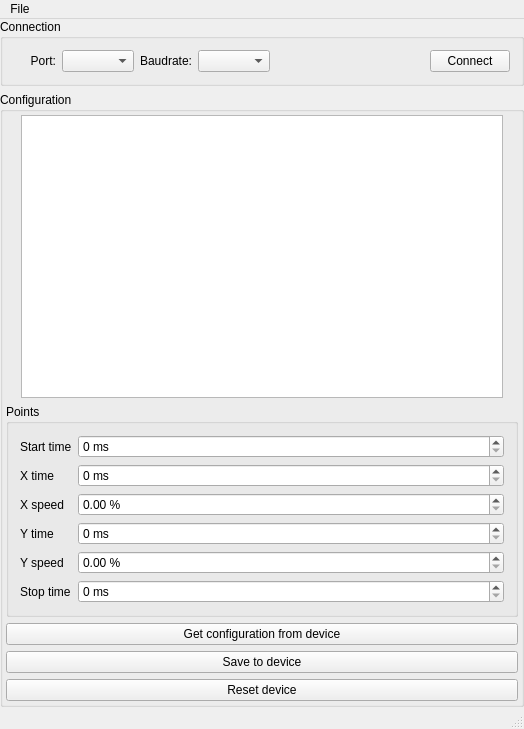
Qt form tools/ABK-config.ui (exmachina-dev/ABK-firmware) before a commit.
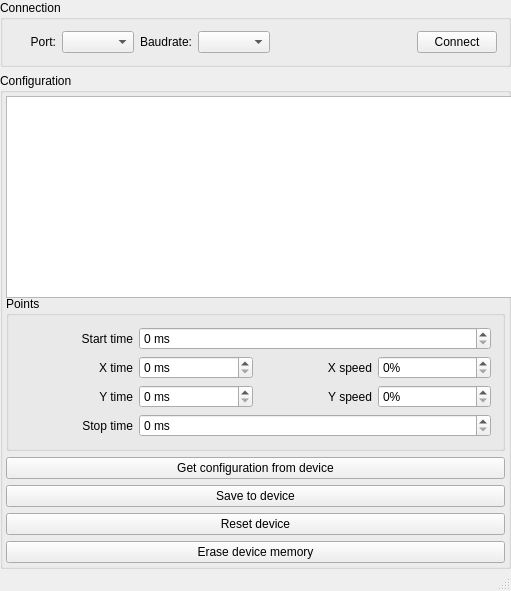
The same form after that commit. Icons and pictures are not drawn.

Commit message:
Final features implemented:
- Fix serial thread in ABK-config tool
- Allow read and save configuration
- Set constraints between adjacent points

Patch:
```diff
--- a/tools/ABK-config.ui
+++ b/tools/ABK-config.ui
@@ -7,9 +7,15 @@
     <x>0</x>
     <y>0</y>
     <width>511</width>
-    <height>729</height>
+    <height>591</height>
    </rect>
   </property>
+  <property name="minimumSize">
+   <size>
+    <width>500</width>
+    <height>100</height>
+   </size>
+  </property>
   <property name="palette">
    <palette>
     <active/>
@@ -142,14 +148,14 @@
              <item>
               <widget class="QGraphicsView" name="timePreview">
                <property name="sizePolicy">
-                <sizepolicy hsizetype="MinimumExpanding" vsizetype="MinimumExpanding">
+                <sizepolicy hsizetype="Expanding" vsizetype="Expanding">
                  <horstretch>1</horstretch>
                  <verstretch>1</verstretch>
                 </sizepolicy>
                </property>
                <property name="minimumSize">
                 <size>
-                 <width>482</width>
+                 <width>550</width>
                  <height>202</height>
                 </size>
                </property>
@@ -229,13 +235,32 @@
               <string>Points</string>
              </property>
              <layout class="QGridLayout" name="gridLayout_4">
-              <item row="0" column="0" colspan="2">
-               <layout class="QFormLayout" name="formLayout">
+              <item row="0" column="0">
+               <layout class="QGridLayout" name="gridLayout_6">
+                <item row="0" column="1" colspan="3">
+                 <widget class="QSpinBox" name="x1SpinBox">
+                  <property name="suffix">
+                   <string extracomment="milliseconds"> ms</string>
+                  </property>
+                  <property name="maximum">
+                   <number>60000</number>
+                  </property>
+                  <property name="singleStep">
+                   <number>10</number>
+                  </property>
+                 </widget>
+                </item>
                 <item row="0" column="0">
                  <widget class="QLabel" name="x1Label">
+                  <property name="layoutDirection">
+                   <enum>Qt::LeftToRight</enum>
+                  </property>
                   <property name="text">
                    <string>Start time</string>
                   </property>
+                  <property name="alignment">
+                   <set>Qt::AlignRight|Qt::AlignTrailing|Qt::AlignVCenter</set>
+                  </property>
                  </widget>
                 </item>
                 <item row="1" column="0">
@@ -243,72 +268,101 @@
                   <property name="text">
                    <string>X time</string>
                   </property>
+                  <property name="alignment">
+                   <set>Qt::AlignRight|Qt::AlignTrailing|Qt::AlignVCenter</set>
+                  </property>
                  </widget>
                 </item>
-                <item row="2" column="0">
+                <item row="1" column="1">
+                 <widget class="QSpinBox" name="x2SpinBox">
+                  <property name="suffix">
+                   <string extracomment="milliseconds"> ms</string>
+                  </property>
+                  <property name="maximum">
+                   <number>60000</number>
+                  </property>
+                  <property name="singleStep">
+                   <number>10</number>
+                  </property>
+                 </widget>
+                </item>
+                <item row="3" column="0">
+                 <widget class="QLabel" name="x4Label">
+                  <property name="text">
+                   <string>Stop time</string>
+                  </property>
+                  <property name="alignment">
+                   <set>Qt::AlignRight|Qt::AlignTrailing|Qt::AlignVCenter</set>
+                  </property>
+                 </widget>
+                </item>
+                <item row="3" column="1" colspan="3">
+                 <widget class="QSpinBox" name="x4SpinBox">
+                  <property name="suffix">
+                   <string extracomment="milliseconds"> ms</string>
+                  </property>
+                  <property name="maximum">
+                   <number>60000</number>
+                  </property>
+                  <property name="singleStep">
+                   <number>10</number>
+                  </property>
+                 </widget>
+                </item>
+                <item row="2" column="2">
+                 <widget class="QLabel" name="y3Label">
+                  <property name="text">
+                   <string>Y speed</string>
+                  </property>
+                  <property name="alignment">
+                   <set>Qt::AlignRight|Qt::AlignTrailing|Qt::AlignVCenter</set>
+                  </property>
+                 </widget>
+                </item>
+                <item row="1" column="2">
                  <widget class="QLabel" name="y2Label">
                   <property name="text">
                    <string>X speed</string>
                   </property>
+                  <property name="alignment">
+                   <set>Qt::AlignRight|Qt::AlignTrailing|Qt::AlignVCenter</set>
+                  </property>
                  </widget>
                 </item>
-                <item row="3" column="0">
+                <item row="2" column="0">
                  <widget class="QLabel" name="x3Label">
                   <property name="text">
                    <string>Y time</string>
                   </property>
-                 </widget>
-                </item>
-                <item row="4" column="0">
-                 <widget class="QLabel" name="y3Label">
-                  <property name="text">
-                   <string>Y speed</string>
+                  <property name="alignment">
+                   <set>Qt::AlignRight|Qt::AlignTrailing|Qt::AlignVCenter</set>
                   </property>
                  </widget>
                 </item>
-                <item row="0" column="1">
-                 <widget class="QSpinBox" name="x1SpinBox">
+                <item row="1" column="3">
+                 <widget class="QSpinBox" name="y2SpinBox">
                   <property name="suffix">
-                   <string extracomment="milliseconds"> ms</string>
+                   <string>%</string>
                   </property>
                   <property name="maximum">
-                   <number>60000</number>
+                   <number>100</number>
                   </property>
                   <property name="singleStep">
                    <number>10</number>
                   </property>
                  </widget>
                 </item>
-                <item row="1" column="1">
-                 <widget class="QSpinBox" name="x2SpinBox">
+                <item row="2" column="3">
+                 <widget class="QSpinBox" name="y3SpinBox">
                   <property name="suffix">
-                   <string extracomment="milliseconds"> ms</string>
+                   <string>%</string>
                   </property>
                   <property name="maximum">
-                   <number>100000</number>
-                  </property>
-                  <property name="singleStep">
-                   <number>10</number>
+                   <number>100</number>
                   </property>
                  </widget>
                 </item>
                 <item row="2" column="1">
-                 <widget class="QDoubleSpinBox" name="y2DoubleSpinBox">
-                  <property name="suffix">
-                   <string> %</string>
-                  </property>
-                  <property name="maximum">
-                   <double>100.000000000000000</double>
-                  </property>
-                  <property name="singleStep">
-                   <double>0.500000000000000</double>
-                  </property>
-                  <property name="value">
-                   <double>0.000000000000000</double>
-                  </property>
-                 </widget>
-                </item>
-                <item row="3" column="1">
                  <widget class="QSpinBox" name="x3SpinBox">
                   <property name="cursor">
                    <cursorShape>ArrowCursor</cursorShape>
@@ -317,43 +371,7 @@
                    <string extracomment="milliseconds"> ms</string>
                   </property>
                   <property name="maximum">
-                   <number>100000</number>
-                  </property>
-                  <property name="singleStep">
-                   <number>10</number>
-                  </property>
-                 </widget>
-                </item>
-                <item row="4" column="1">
-                 <widget class="QDoubleSpinBox" name="y3DoubleSpinBox">
-                  <property name="suffix">
-                   <string> %</string>
-                  </property>
-                  <property name="maximum">
-                   <double>100.000000000000000</double>
-                  </property>
-                  <property name="singleStep">
-                   <double>0.500000000000000</double>
-                  </property>
-                  <property name="value">
-                   <double>0.000000000000000</double>
-                  </property>
-                 </widget>
-                </item>
-                <item row="5" column="0">
-                 <widget class="QLabel" name="x4Label">
-                  <property name="text">
-                   <string>Stop time</string>
-                  </property>
-                 </widget>
-                </item>
-                <item row="5" column="1">
-                 <widget class="QSpinBox" name="x4SpinBox">
-                  <property name="suffix">
-                   <string extracomment="milliseconds"> ms</string>
-                  </property>
-                  <property name="maximum">
-                   <number>100000</number>
+                   <number>60000</number>
                   </property>
                   <property name="singleStep">
                    <number>10</number>
@@ -386,6 +404,16 @@
              </property>
             </widget>
            </item>
+           <item>
+            <widget class="QPushButton" name="eraseButton">
+             <property name="text">
+              <string>Erase device memory</string>
+             </property>
+             <property name="flat">
+              <bool>false</bool>
+             </property>
+            </widget>
+           </item>
           </layout>
          </item>
         </layout>
@@ -395,26 +423,6 @@
     </item>
    </layout>
   </widget>
-  <widget class="QMenuBar" name="menuBar">
-   <property name="geometry">
-    <rect>
-     <x>0</x>
-     <y>0</y>
-     <width>511</width>
-     <height>21</height>
-    </rect>
-   </property>
-   <widget class="QMenu" name="fileMenu">
-    <property name="title">
-     <string>File</string>
-    </property>
-    <addaction name="actionLoad_from_file"/>
-    <addaction name="actionSave_to_file"/>
-    <addaction name="separator"/>
-    <addaction name="actionQuit"/>
-   </widget>
-   <addaction name="fileMenu"/>
-  </widget>
   <widget class="QStatusBar" name="statusBar"/>
   <action name="actionQuit">
    <property name="icon">
```
Left out of the diff: 3 changed lines with no effect on the pictures. The commit also changes 1 other file.
